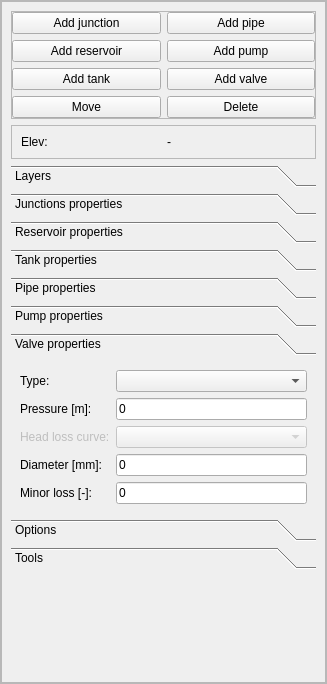
Before: the Qt Designer form ui/qepanet_dockwidget.ui in aecforge/QEPANET, drawn with Qt 5.
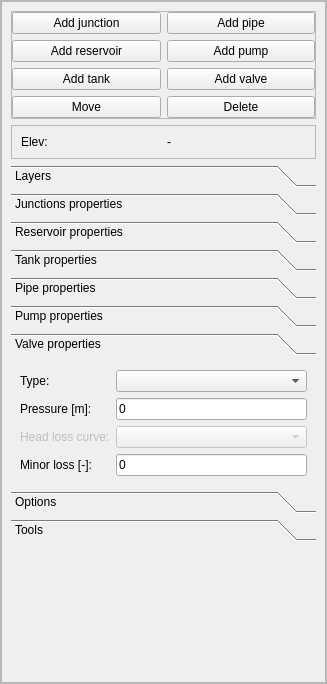
After: the same form once the commit is applied. The open tabs and pages were chosen to show the change.

Commit message: - Fixed pump orientation problem - Auto-diameter in valve creation - Added ESC option when drawing pipe - Auto-replacement of tanks/reservoirs

The edit to the form file:
```diff
--- a/ui/qepanet_dockwidget.ui
+++ b/ui/qepanet_dockwidget.ui
@@ -829,6 +829,9 @@
                <string>Valve properties</string>
               </attribute>
               <layout class="QFormLayout" name="formLayout_6">
+               <property name="fieldGrowthPolicy">
+                <enum>QFormLayout::AllNonFixedFieldsGrow</enum>
+               </property>
                <item row="0" column="0">
                 <widget class="QLabel" name="lbl_valve_type">
                  <property name="text">
@@ -853,34 +856,6 @@
                  </property>
                 </widget>
                </item>
-               <item row="3" column="0">
-                <widget class="QLabel" name="lbl_valve_diameter">
-                 <property name="text">
-                  <string>Diameter [mm]:</string>
-                 </property>
-                </widget>
-               </item>
-               <item row="3" column="1">
-                <widget class="QLineEdit" name="txt_valve_diameter">
-                 <property name="text">
-                  <string>0</string>
-                 </property>
-                </widget>
-               </item>
-               <item row="4" column="0">
-                <widget class="QLabel" name="lbl_valve_minor_loss">
-                 <property name="text">
-                  <string>Minor loss [-]:</string>
-                 </property>
-                </widget>
-               </item>
-               <item row="4" column="1">
-                <widget class="QLineEdit" name="txt_valve_minor_loss">
-                 <property name="text">
-                  <string>0</string>
-                 </property>
-                </widget>
-               </item>
                <item row="2" column="0">
                 <widget class="QLabel" name="lbl_valve_curve">
                  <property name="enabled">
@@ -898,6 +873,20 @@
                  </property>
                 </widget>
                </item>
+               <item row="3" column="0">
+                <widget class="QLabel" name="lbl_valve_minor_loss">
+                 <property name="text">
+                  <string>Minor loss [-]:</string>
+                 </property>
+                </widget>
+               </item>
+               <item row="3" column="1">
+                <widget class="QLineEdit" name="txt_valve_minor_loss">
+                 <property name="text">
+                  <string>0</string>
+                 </property>
+                </widget>
+               </item>
               </layout>
               <zorder>lbl_valve_type</zorder>
               <zorder>cbo_valve_type</zorder>
```
Left out of the diff: 26 changed lines with no effect on the pictures. The commit also changes 10 other files.
